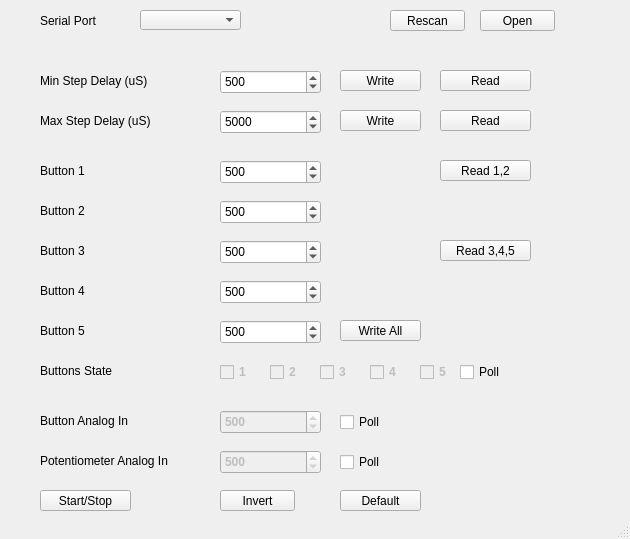
Before: the Qt Designer form Maintenance/src/MaintenanceGui.ui in alexfoglia1/StepperDriverController, drawn with Qt 5.
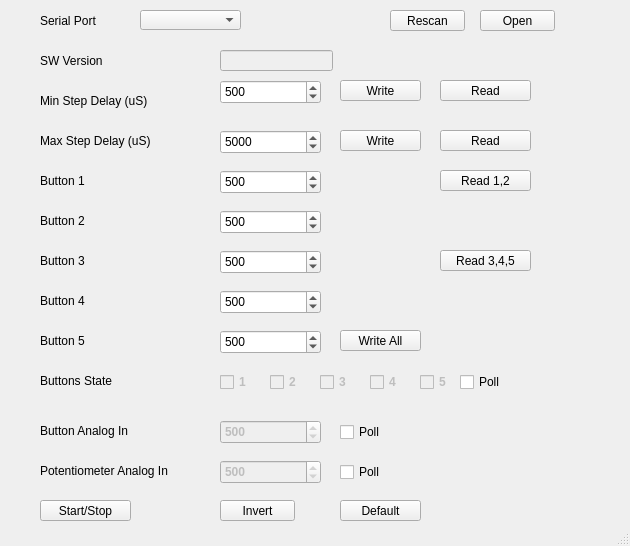
After: the same form once the commit is applied.

```diff
--- a/Maintenance/src/MaintenanceGui.ui
+++ b/Maintenance/src/MaintenanceGui.ui
@@ -10,7 +10,7 @@
     <x>0</x>
     <y>0</y>
     <width>630</width>
-    <height>539</height>
+    <height>546</height>
    </rect>
   </property>
   <property name="windowTitle">
@@ -70,7 +70,7 @@
     <property name="geometry">
      <rect>
       <x>220</x>
-      <y>70</y>
+      <y>80</y>
       <width>101</width>
       <height>24</height>
      </rect>
@@ -89,7 +89,7 @@
     <property name="geometry">
      <rect>
       <x>40</x>
-      <y>70</y>
+      <y>90</y>
       <width>141</width>
       <height>21</height>
      </rect>
@@ -102,7 +102,7 @@
     <property name="geometry">
      <rect>
       <x>220</x>
-      <y>110</y>
+      <y>130</y>
       <width>101</width>
       <height>24</height>
      </rect>
@@ -121,7 +121,7 @@
     <property name="geometry">
      <rect>
       <x>40</x>
-      <y>110</y>
+      <y>130</y>
       <width>141</width>
       <height>21</height>
      </rect>
@@ -134,7 +134,7 @@
     <property name="geometry">
      <rect>
       <x>340</x>
-      <y>70</y>
+      <y>80</y>
       <width>81</width>
       <height>21</height>
      </rect>
@@ -147,7 +147,7 @@
     <property name="geometry">
      <rect>
       <x>440</x>
-      <y>70</y>
+      <y>80</y>
       <width>91</width>
       <height>21</height>
      </rect>
@@ -160,7 +160,7 @@
     <property name="geometry">
      <rect>
       <x>340</x>
-      <y>110</y>
+      <y>130</y>
       <width>81</width>
       <height>21</height>
      </rect>
@@ -173,7 +173,7 @@
     <property name="geometry">
      <rect>
       <x>440</x>
-      <y>110</y>
+      <y>130</y>
       <width>91</width>
       <height>21</height>
      </rect>
@@ -186,7 +186,7 @@
     <property name="geometry">
      <rect>
       <x>40</x>
-      <y>490</y>
+      <y>500</y>
       <width>91</width>
       <height>21</height>
      </rect>
@@ -199,7 +199,7 @@
     <property name="geometry">
      <rect>
       <x>220</x>
-      <y>490</y>
+      <y>500</y>
       <width>75</width>
       <height>21</height>
      </rect>
@@ -212,7 +212,7 @@
     <property name="geometry">
      <rect>
       <x>340</x>
-      <y>490</y>
+      <y>500</y>
       <width>81</width>
       <height>21</height>
      </rect>
@@ -225,7 +225,7 @@
     <property name="geometry">
      <rect>
       <x>40</x>
-      <y>160</y>
+      <y>170</y>
       <width>141</width>
       <height>21</height>
      </rect>
@@ -238,7 +238,7 @@
     <property name="geometry">
      <rect>
       <x>220</x>
-      <y>160</y>
+      <y>170</y>
       <width>101</width>
       <height>24</height>
      </rect>
@@ -257,7 +257,7 @@
     <property name="geometry">
      <rect>
       <x>40</x>
-      <y>200</y>
+      <y>210</y>
       <width>141</width>
       <height>21</height>
      </rect>
@@ -270,7 +270,7 @@
     <property name="geometry">
      <rect>
       <x>220</x>
-      <y>200</y>
+      <y>210</y>
       <width>101</width>
       <height>24</height>
      </rect>
@@ -289,7 +289,7 @@
     <property name="geometry">
      <rect>
       <x>40</x>
-      <y>240</y>
+      <y>250</y>
       <width>141</width>
       <height>21</height>
      </rect>
@@ -302,7 +302,7 @@
     <property name="geometry">
      <rect>
       <x>220</x>
-      <y>240</y>
+      <y>250</y>
       <width>101</width>
       <height>24</height>
      </rect>
@@ -321,7 +321,7 @@
     <property name="geometry">
      <rect>
       <x>220</x>
-      <y>280</y>
+      <y>290</y>
       <width>101</width>
       <height>24</height>
      </rect>
@@ -340,7 +340,7 @@
     <property name="geometry">
      <rect>
       <x>40</x>
-      <y>280</y>
+      <y>290</y>
       <width>141</width>
       <height>21</height>
      </rect>
@@ -353,7 +353,7 @@
     <property name="geometry">
      <rect>
       <x>440</x>
-      <y>160</y>
+      <y>170</y>
       <width>91</width>
       <height>21</height>
      </rect>
@@ -366,7 +366,7 @@
     <property name="geometry">
      <rect>
       <x>440</x>
-      <y>240</y>
+      <y>250</y>
       <width>91</width>
       <height>21</height>
      </rect>
@@ -382,7 +382,7 @@
     <property name="geometry">
      <rect>
       <x>220</x>
-      <y>360</y>
+      <y>370</y>
       <width>41</width>
       <height>24</height>
      </rect>
@@ -404,7 +404,7 @@
     <property name="geometry">
      <rect>
       <x>270</x>
-      <y>360</y>
+      <y>370</y>
       <width>41</width>
       <height>24</height>
      </rect>
@@ -426,7 +426,7 @@
     <property name="geometry">
      <rect>
       <x>370</x>
-      <y>360</y>
+      <y>370</y>
       <width>41</width>
       <height>24</height>
      </rect>
@@ -448,7 +448,7 @@
     <property name="geometry">
      <rect>
       <x>320</x>
-      <y>360</y>
+      <y>370</y>
       <width>41</width>
       <height>24</height>
      </rect>
@@ -467,7 +467,7 @@
     <property name="geometry">
      <rect>
       <x>40</x>
-      <y>360</y>
+      <y>370</y>
       <width>141</width>
       <height>21</height>
      </rect>
@@ -480,7 +480,7 @@
     <property name="geometry">
      <rect>
       <x>40</x>
-      <y>410</y>
+      <y>420</y>
       <width>141</width>
       <height>21</height>
      </rect>
@@ -496,7 +496,7 @@
     <property name="geometry">
      <rect>
       <x>220</x>
-      <y>410</y>
+      <y>420</y>
       <width>101</width>
       <height>24</height>
      </rect>
@@ -521,7 +521,7 @@
     <property name="geometry">
      <rect>
       <x>40</x>
-      <y>320</y>
+      <y>330</y>
       <width>141</width>
       <height>21</height>
      </rect>
@@ -534,7 +534,7 @@
     <property name="geometry">
      <rect>
       <x>340</x>
-      <y>320</y>
+      <y>330</y>
       <width>81</width>
       <height>21</height>
      </rect>
@@ -547,7 +547,7 @@
     <property name="geometry">
      <rect>
       <x>220</x>
-      <y>320</y>
+      <y>330</y>
       <width>101</width>
       <height>24</height>
      </rect>
@@ -569,7 +569,7 @@
     <property name="geometry">
      <rect>
       <x>420</x>
-      <y>360</y>
+      <y>370</y>
       <width>41</width>
       <height>24</height>
      </rect>
@@ -588,7 +588,7 @@
     <property name="geometry">
      <rect>
       <x>460</x>
-      <y>360</y>
+      <y>370</y>
       <width>92</width>
       <height>24</height>
      </rect>
@@ -601,7 +601,7 @@
     <property name="geometry">
      <rect>
       <x>340</x>
-      <y>410</y>
+      <y>420</y>
       <width>92</width>
       <height>24</height>
      </rect>
@@ -614,7 +614,7 @@
     <property name="geometry">
      <rect>
       <x>40</x>
-      <y>450</y>
+      <y>460</y>
       <width>141</width>
       <height>21</height>
      </rect>
@@ -627,7 +627,7 @@
     <property name="geometry">
      <rect>
       <x>340</x>
-      <y>450</y>
+      <y>460</y>
       <width>92</width>
       <height>24</height>
      </rect>
@@ -643,7 +643,7 @@
     <property name="geometry">
      <rect>
       <x>220</x>
-      <y>450</y>
+      <y>460</y>
       <width>101</width>
       <height>24</height>
      </rect>
@@ -664,6 +664,38 @@
      <number>500</number>
     </property>
    </widget>
+   <widget class="QLabel" name="label_12">
+    <property name="geometry">
+     <rect>
+      <x>40</x>
+      <y>50</y>
+      <width>141</width>
+      <height>21</height>
+     </rect>
+    </property>
+    <property name="text">
+     <string>SW Version</string>
+    </property>
+   </widget>
+   <widget class="QLineEdit" name="lineSwVers">
+    <property name="enabled">
+     <bool>false</bool>
+    </property>
+    <property name="geometry">
+     <rect>
+      <x>220</x>
+      <y>50</y>
+      <width>113</width>
+      <height>21</height>
+     </rect>
+    </property>
+    <property name="font">
+     <font>
+      <weight>75</weight>
+      <bold>true</bold>
+     </font>
+    </property>
+   </widget>
   </widget>
   <widget class="QStatusBar" name="statusbar"/>
   <action name="actionClear_logs">
```
Left out of the diff: 4 changed lines with no effect on the pictures.
